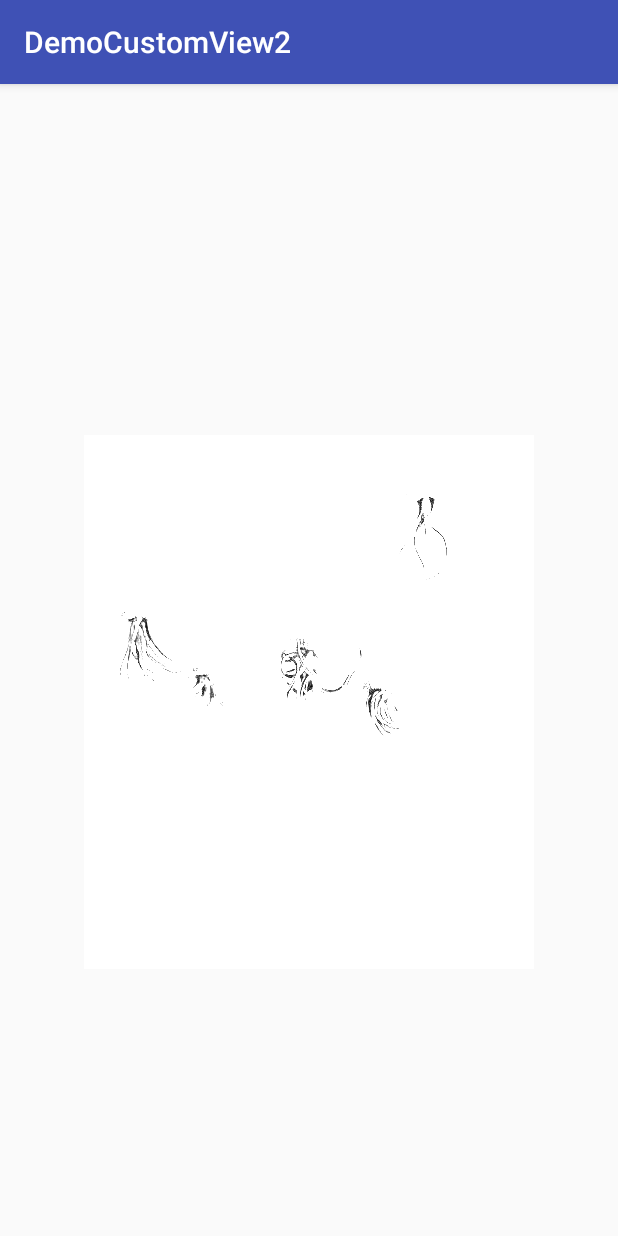
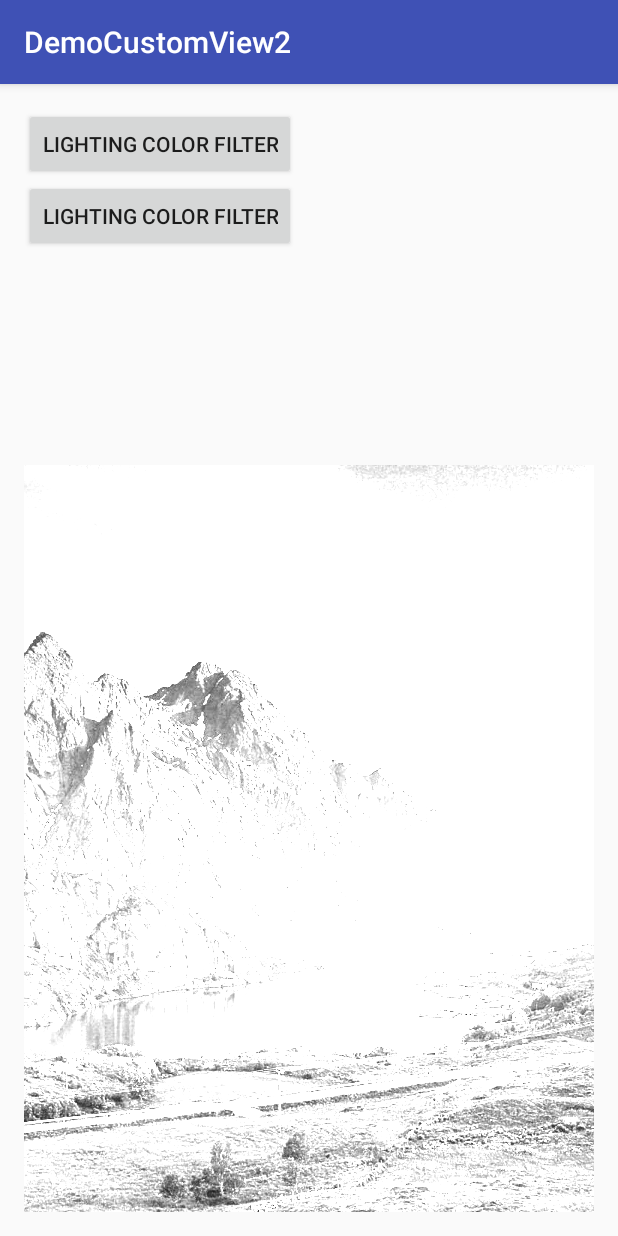
Before and after one commit to conceptcon/DemoCustomView2, an Android app: the screen it shows after launch (MainActivity), on a phone screen of 412 x 824 dp. Run offline under Robolectric (Android 15) with nearby library versions, the phone set to English and light mode, and no system bars.

Commit message:
LightingColorFilter，PorterDuffColorFilter

```diff
--- a/app/src/main/java/com/example/leeyou/democustomview2/MainActivity.java
+++ b/app/src/main/java/com/example/leeyou/democustomview2/MainActivity.java
@@ -1,7 +1,10 @@
 package com.example.leeyou.democustomview2;
 
+import android.content.Intent;
+import android.os.Bundle;
 import android.support.v7.app.AppCompatActivity;
-import android.os.Bundle;
+import android.view.View;
+import android.widget.Button;
 
 public class MainActivity extends AppCompatActivity {
 
@@ -9,5 +12,21 @@ public class MainActivity extends AppCompatActivity {
     protected void onCreate(Bundle savedInstanceState) {
         super.onCreate(savedInstanceState);
         setContentView(R.layout.activity_main);
+
+        Button btn_lighting_color_filter = (Button) findViewById(R.id.btn_lighting_color_filter);
+        btn_lighting_color_filter.setOnClickListener(new View.OnClickListener() {
+            @Override
+            public void onClick(View v) {
+                startActivity(new Intent(MainActivity.this, LightingColorFilterActivity.class));
+            }
+        });
+
+        Button btn_porter_duff_color_filter = (Button) findViewById(R.id.btn_porter_duff_color_filter);
+        btn_porter_duff_color_filter.setOnClickListener(new View.OnClickListener() {
+            @Override
+            public void onClick(View v) {
+                startActivity(new Intent(MainActivity.this, PorterDuffColorFilterActivity.class));
+            }
+        });
     }
 }
--- a/app/src/main/res/layout/activity_main.xml
+++ b/app/src/main/res/layout/activity_main.xml
@@ -1,13 +1,27 @@
 <?xml version="1.0" encoding="utf-8"?>
-<RelativeLayout
-    xmlns:android="http://schemas.android.com/apk/res/android"
-    xmlns:tools="http://schemas.android.com/tools"
+<LinearLayout xmlns:android="http://schemas.android.com/apk/res/android"
     android:layout_width="match_parent"
     android:layout_height="match_parent"
-    tools:context="com.example.leeyou.democustomview2.MainActivity">
+    android:orientation="vertical"
+    android:paddingBottom="@dimen/activity_vertical_margin"
+    android:paddingLeft="@dimen/activity_horizontal_margin"
+    android:paddingRight="@dimen/activity_horizontal_margin"
+    android:paddingTop="@dimen/activity_vertical_margin">
+
+    <Button
+        android:id="@+id/btn_lighting_color_filter"
+        android:layout_width="wrap_content"
+        android:layout_height="wrap_content"
+        android:text="Lighting Color Filter" />
+
+    <Button
+        android:id="@+id/btn_porter_duff_color_filter"
+        android:layout_width="wrap_content"
+        android:layout_height="wrap_content"
+        android:text="Lighting Color Filter" />
 
     <com.example.leeyou.democustomview2.CustomCircleView
-        android:text="Hello World!"
-        android:layout_width="wrap_content"
-        android:layout_height="wrap_content" />
-</RelativeLayout>
+        android:layout_width="match_parent"
+        android:layout_height="match_parent"
+        android:text="Hello World!" />
+</LinearLayout>
```
Also changed, not shown: app/src/main/AndroidManifest.xml (+5 -3 lines), app/src/main/java/com/example/leeyou/democustomview2/CustomLightingColorFilterView.java (added, +71 -0 lines), app/src/main/java/com/example/leeyou/democustomview2/CustomPorterDuffColorFilterView.java (added, +70 -0 lines), app/src/main/java/com/example/leeyou/democustomview2/LightingColorFilterActivity.java (added, +13 -0 lines), app/src/main/java/com/example/leeyou/democustomview2/PorterDuffColorFilterActivity.java (added, +13 -0 lines), app/src/main/res/layout/activity_lighting_color_filter.xml (added, +15 -0 lines), app/src/main/res/layout/activity_porter_duff_color_filter.xml (added, +15 -0 lines), app/src/main/res/mipmap-xhdpi/a.jpg.
